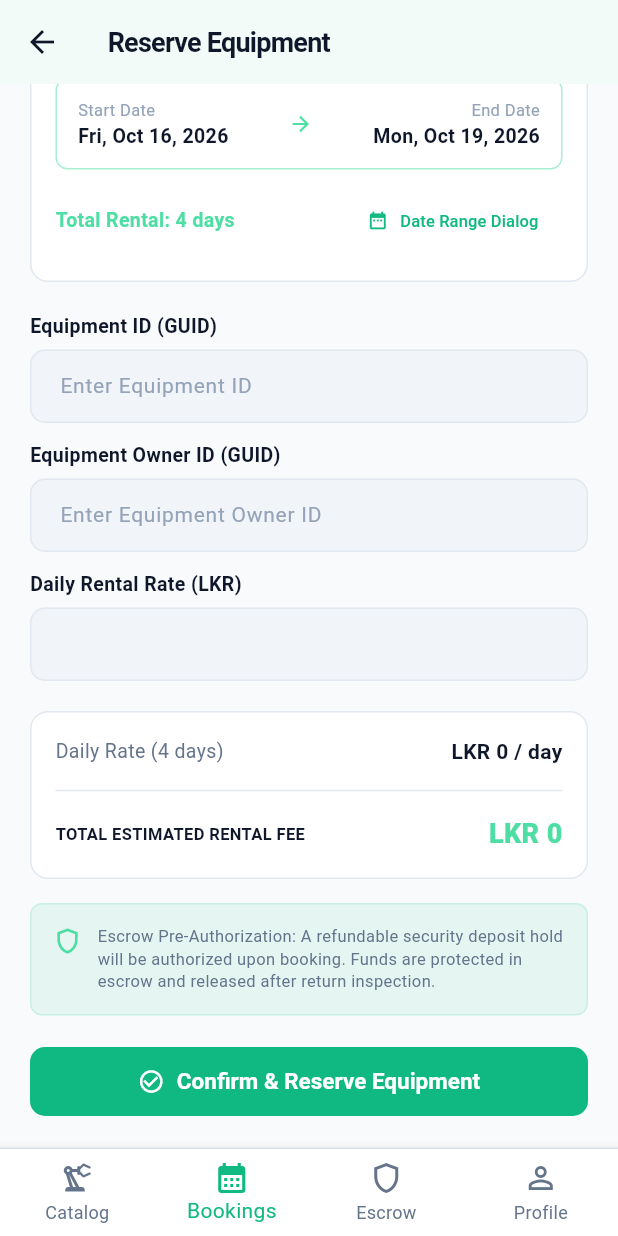
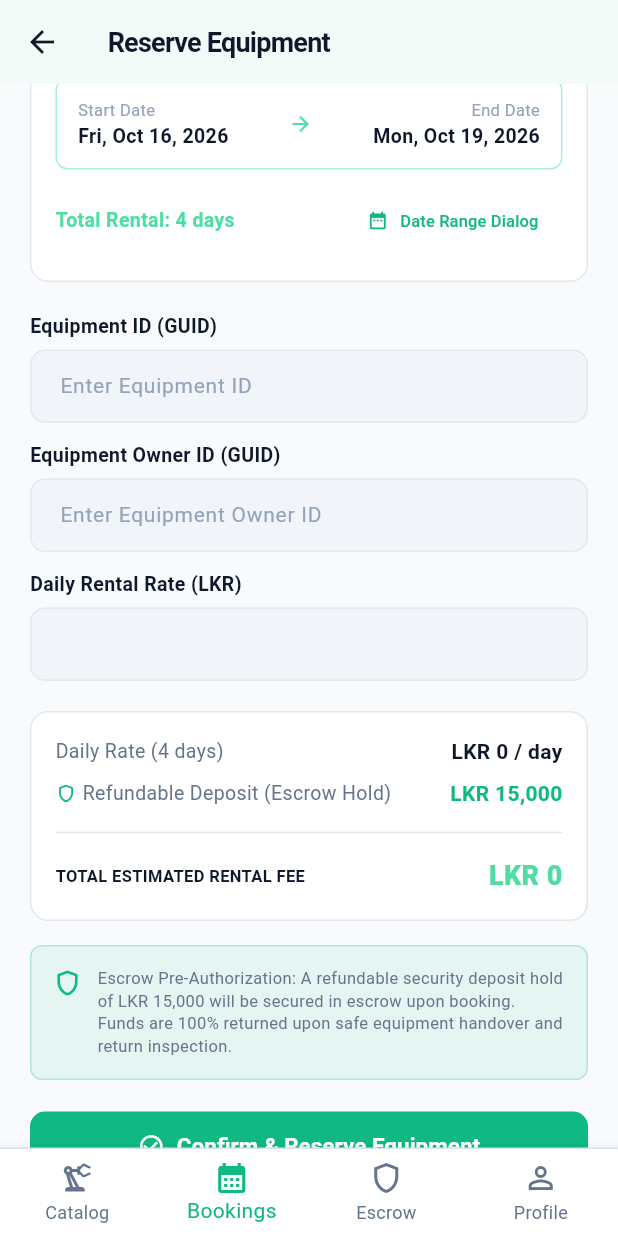
Before and after one commit to jerun276/RentaTool-mobile, a Flutter app: the CreateBookingScreen screen opened by its route, scrolled down 449 dp, on a phone screen of 412 x 824 dp. Run offline on Flutter 3.47's test engine with Material 3 defaults, Android fonts, the phone set to English and light mode, and no system bars; our stand-ins replace dio, flutter_dotenv, flutter_riverpod, flutter_secure_storage, geolocator, go_router and 4 more; missing offline and left inert: mobile_scanner; accounts and stored records are empty; network calls fail.

Commit message:
feat(booking): display refundable security deposit and escrow hold amount to renter

```diff
--- a/lib/modules/booking/screens/create_booking_screen.dart
+++ b/lib/modules/booking/screens/create_booking_screen.dart
@@ -258,6 +258,15 @@ class _CreateBookingScreenState extends ConsumerState<CreateBookingScreen> {
     return _rentalDays * _dailyRate;
   }
 
+  double get _calculatedDeposit {
+    if (widget.equipment != null && widget.equipment!.replacementValue > 0) {
+      return widget.equipment!.replacementValue * 0.15;
+    }
+    final rate = _dailyRate > 0 ? _dailyRate : (widget.equipment?.dailyRate ?? 5000.0);
+    return rate * 3;
+  }
+
+
   Future<void> _pickDateRange() async {
     final now = DateTime.now();
     final picked = await showDateRangePicker(
@@ -504,6 +513,24 @@ class _CreateBookingScreenState extends ConsumerState<CreateBookingScreen> {
                       Text('${currencyFormatter.format(_dailyRate)} / day', style: const TextStyle(fontWeight: FontWeight.w600)),
                     ],
                   ),
+                  const SizedBox(height: 8),
+                  Row(
+                    mainAxisAlignment: MainAxisAlignment.spaceBetween,
+                    children: [
+                      Row(
+                        mainAxisSize: MainAxisSize.min,
+                        children: [
+                          const Icon(Icons.shield_outlined, size: 14, color: Color(0xFF10B981)),
+                          const SizedBox(width: 4),
+                          Text('Refundable Deposit (Escrow Hold)', style: TextStyle(color: AppColors.textSecondary, fontSize: 13)),
+                        ],
+                      ),
+                      Text(
+                        currencyFormatter.format(_calculatedDeposit),
+                        style: const TextStyle(fontWeight: FontWeight.w600, color: Color(0xFF10B981)),
+                      ),
+                    ],
+                  ),
                   const Padding(padding: EdgeInsets.symmetric(vertical: 8), child: Divider()),
                   Row(
                     mainAxisAlignment: MainAxisAlignment.spaceBetween,
@@ -531,18 +558,18 @@ class _CreateBookingScreenState extends ConsumerState<CreateBookingScreen> {
             Container(
               padding: const EdgeInsets.all(14),
               decoration: BoxDecoration(
-                color: AppColors.primary.withValues(alpha: 0.08),
+                color: const Color(0xFF10B981).withValues(alpha: 0.08),
                 borderRadius: BorderRadius.circular(8),
-                border: Border.all(color: AppColors.primaryLight.withValues(alpha: 0.2)),
+                border: Border.all(color: const Color(0xFF10B981).withValues(alpha: 0.25)),
               ),
               child: Row(
                 crossAxisAlignment: CrossAxisAlignment.start,
                 children: [
-                  const Icon(Icons.shield_outlined, color: AppColors.primaryLight, size: 20),
+                  const Icon(Icons.shield_outlined, color: Color(0xFF10B981), size: 20),
                   const SizedBox(width: 10),
                   Expanded(
                     child: Text(
-                      'Escrow Pre-Authorization: A refundable security deposit hold will be authorized upon booking. Funds are protected in escrow and released after return inspection.',
+                      'Escrow Pre-Authorization: A refundable security deposit hold of ${currencyFormatter.format(_calculatedDeposit)} will be secured in escrow upon booking. Funds are 100% returned upon safe equipment handover and return inspection.',
                       style: TextStyle(fontSize: 11, color: AppColors.textSecondary, height: 1.4),
                     ),
                   ),
```
Also changed, not shown: lib/modules/booking/screens/booking_detail_screen.dart (+24 -0 lines).
